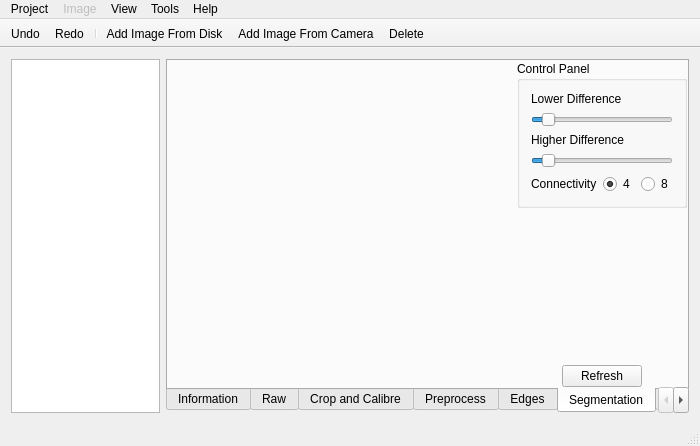
Qt form gui/mainwindow.ui (librehat/caiga) before a commit.
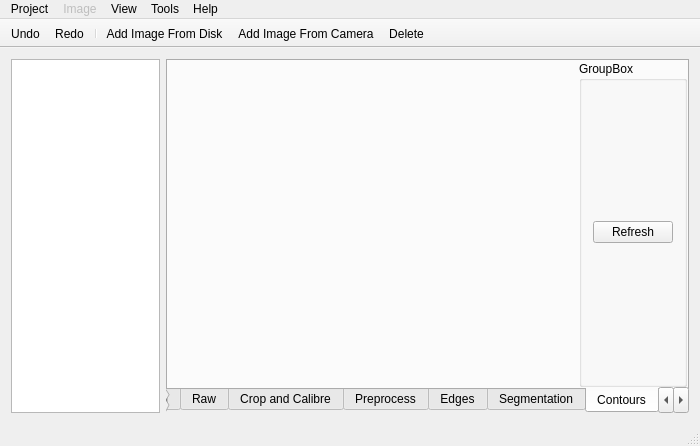
The same form after that commit. The open tabs and pages were chosen to show the change. Icons and pictures are not drawn. Custom widgets are drawn as their Qt base class.

Commit message:
contour work finished.
in next stage. I should focus on preprocessing nest and reduce tabs.

Diff of the .ui file:
```diff
--- a/gui/mainwindow.ui
+++ b/gui/mainwindow.ui
@@ -64,7 +64,7 @@
        <enum>QTabWidget::South</enum>
       </property>
       <property name="currentIndex">
-       <number>5</number>
+       <number>6</number>
       </property>
       <widget class="QWidget" name="infoTab">
        <attribute name="title">
@@ -814,7 +814,7 @@
               <number>5</number>
              </property>
              <property name="value">
-              <number>20</number>
+              <number>30</number>
              </property>
              <property name="orientation">
               <enum>Qt::Horizontal</enum>
@@ -883,7 +883,7 @@
               <number>5</number>
              </property>
              <property name="value">
-              <number>20</number>
+              <number>30</number>
              </property>
              <property name="orientation">
               <enum>Qt::Horizontal</enum>
@@ -902,6 +902,42 @@
         </item>
        </layout>
       </widget>
+      <widget class="QWidget" name="contourTab">
+       <attribute name="title">
+        <string>Contours</string>
+       </attribute>
+       <layout class="QHBoxLayout" name="horizontalLayout_3">
+        <property name="margin">
+         <number>0</number>
+        </property>
+        <item>
+         <widget class="QImageViewer" name="contourViewer" native="true">
+          <property name="sizePolicy">
+           <sizepolicy hsizetype="Expanding" vsizetype="Expanding">
+            <horstretch>10</horstretch>
+            <verstretch>0</verstretch>
+           </sizepolicy>
+          </property>
+         </widget>
+        </item>
+        <item>
+         <widget class="QGroupBox" name="contourGroupBox">
+          <property name="title">
+           <string>GroupBox</string>
+          </property>
+          <layout class="QVBoxLayout" name="verticalLayout_5">
+           <item>
+            <widget class="QPushButton" name="contourRefreshButton">
+             <property name="text">
+              <string>Refresh</string>
+             </property>
+            </widget>
+           </item>
+          </layout>
+         </widget>
+        </item>
+       </layout>
+      </widget>
       <widget class="QWidget" name="analysisTab">
        <attribute name="title">
         <string>Analysis</string>
```
Left out of the diff: 2 changed lines with no effect on the pictures. The commit also changes 4 other files.
